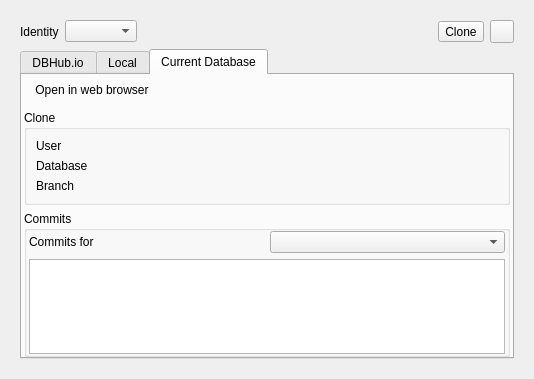
Qt form src/RemoteDock.ui (sqlitebrowser/sqlitebrowser) before a commit.
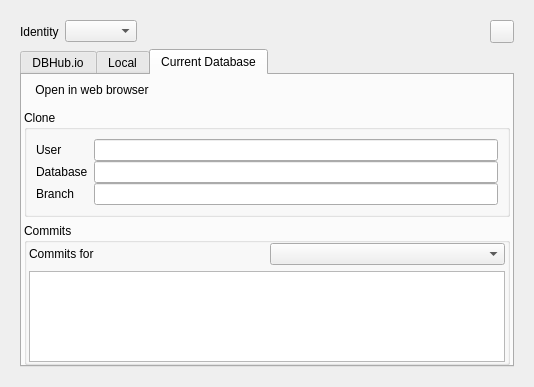
The same form after that commit. The open tabs and pages were chosen to show the change. Icons and pictures are not drawn.

Diff of the .ui file:
```diff
--- a/src/RemoteDock.ui
+++ b/src/RemoteDock.ui
@@ -7,7 +7,7 @@
     <x>0</x>
     <y>0</y>
     <width>534</width>
-    <height>379</height>
+    <height>387</height>
    </rect>
   </property>
   <property name="windowTitle">
@@ -53,23 +53,6 @@
            </property>
           </spacer>
          </item>
-         <item>
-          <widget class="QToolButton" name="buttonCloneDatabase">
-           <property name="toolTip">
-            <string>Use this to download a remote database for local editing using a URL as provided on the web page of the database.</string>
-           </property>
-           <property name="text">
-            <string>Clone</string>
-           </property>
-           <property name="icon">
-            <iconset resource="icons/icons.qrc">
-             <normaloff>:/icons/clone_database</normaloff>:/icons/clone_database</iconset>
-           </property>
-           <property name="toolButtonStyle">
-            <enum>Qt::ToolButtonTextBesideIcon</enum>
-           </property>
-          </widget>
-         </item>
          <item>
           <widget class="QToolButton" name="buttonPushDatabase">
            <property name="toolTip">
@@ -174,6 +157,9 @@
               <string>Clone</string>
              </property>
              <layout class="QFormLayout" name="formLayout">
+              <property name="verticalSpacing">
+               <number>0</number>
+              </property>
               <item row="0" column="0">
                <widget class="QLabel" name="label">
                 <property name="text">
@@ -182,12 +168,9 @@
                </widget>
               </item>
               <item row="0" column="1">
-               <widget class="QLabel" name="labelDatabaseUser">
-                <property name="text">
-                 <string/>
-                </property>
-                <property name="textInteractionFlags">
-                 <set>Qt::LinksAccessibleByMouse|Qt::TextSelectableByKeyboard|Qt::TextSelectableByMouse</set>
+               <widget class="QLineEdit" name="editDatabaseUser">
+                <property name="readOnly">
+                 <bool>true</bool>
                 </property>
                </widget>
               </item>
@@ -199,12 +182,9 @@
                </widget>
               </item>
               <item row="1" column="1">
-               <widget class="QLabel" name="labelDatabaseFile">
-                <property name="text">
-                 <string/>
-                </property>
-                <property name="textInteractionFlags">
-                 <set>Qt::LinksAccessibleByMouse|Qt::TextSelectableByKeyboard|Qt::TextSelectableByMouse</set>
+               <widget class="QLineEdit" name="editDatabaseFile">
+                <property name="readOnly">
+                 <bool>true</bool>
                 </property>
                </widget>
               </item>
@@ -216,12 +196,9 @@
                </widget>
               </item>
               <item row="2" column="1">
-               <widget class="QLabel" name="labelDatabaseBranch">
-                <property name="text">
-                 <string/>
-                </property>
-                <property name="textInteractionFlags">
-                 <set>Qt::LinksAccessibleByMouse|Qt::TextSelectableByKeyboard|Qt::TextSelectableByMouse</set>
+               <widget class="QLineEdit" name="editDatabaseBranch">
+                <property name="readOnly">
+                 <bool>true</bool>
                 </property>
                </widget>
               </item>
```
Left out of the diff: 45 changed lines with no effect on the pictures.
